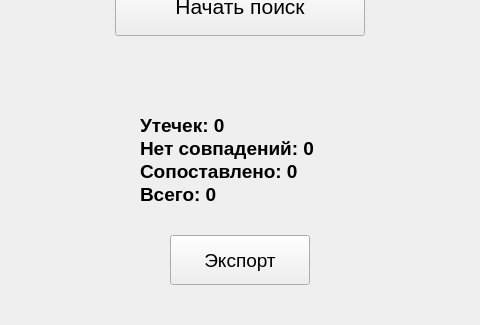
Above: assets/main.ui from trottling/LeakedPassChecker before the change; both pictures show x 285 to 765 and y 279 to 604 of the 1050 by 604 pixel window. Below: the same form after it.
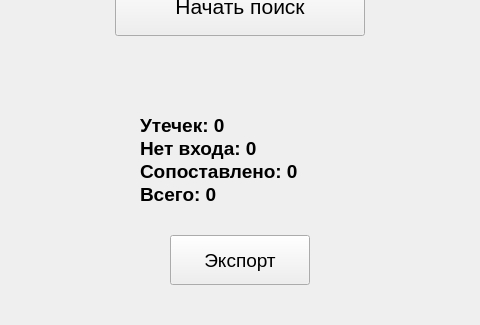
That is the form after the change.

Commit message: Нет совпадений -> Нет входа

```diff
--- a/assets/main.ui
+++ b/assets/main.ui
@@ -364,9 +364,9 @@
 &lt;html&gt;&lt;head&gt;&lt;meta name=&quot;qrichtext&quot; content=&quot;1&quot; /&gt;&lt;style type=&quot;text/css&quot;&gt;
 p, li { white-space: pre-wrap; }
 &lt;/style&gt;&lt;/head&gt;&lt;body style=&quot; font-family:'Segoe UI'; font-size:14pt; font-weight:600; font-style:normal;&quot;&gt;
-&lt;p align=&quot;justify&quot; style=&quot; margin-top:0px; margin-bottom:0px; margin-left:0px; margin-right:0px; -qt-block-indent:0; text-indent:0px;&quot;&gt;&lt;span style=&quot; &quot;&gt;Утечек: 0&lt;/span&gt;    &lt;/p&gt;
-&lt;p align=&quot;justify&quot; style=&quot; margin-top:0px; margin-bottom:0px; margin-left:0px; margin-right:0px; -qt-block-indent:0; text-indent:0px;&quot;&gt;&lt;span style=&quot;&quot;&gt;Нет совпадений: 0&lt;/span&gt;    &lt;/p&gt;
-&lt;p align=&quot;justify&quot; style=&quot; margin-top:0px; margin-bottom:0px; margin-left:0px; margin-right:0px; -qt-block-indent:0; text-indent:0px;&quot;&gt;&lt;span style=&quot;&quot;&gt;Сопоставлено: 0&lt;/span&gt;    &lt;/p&gt;
+&lt;p align=&quot;justify&quot; style=&quot; margin-top:0px; margin-bottom:0px; margin-left:0px; margin-right:0px; -qt-block-indent:0; text-indent:0px;&quot;&gt;Утечек: 0    &lt;/p&gt;
+&lt;p align=&quot;justify&quot; style=&quot; margin-top:0px; margin-bottom:0px; margin-left:0px; margin-right:0px; -qt-block-indent:0; text-indent:0px;&quot;&gt;Нет входа: 0    &lt;/p&gt;
+&lt;p align=&quot;justify&quot; style=&quot; margin-top:0px; margin-bottom:0px; margin-left:0px; margin-right:0px; -qt-block-indent:0; text-indent:0px;&quot;&gt;Сопоставлено: 0    &lt;/p&gt;
 &lt;p align=&quot;justify&quot; style=&quot; margin-top:0px; margin-bottom:0px; margin-left:0px; margin-right:0px; -qt-block-indent:0; text-indent:0px;&quot;&gt;Всего: 0&lt;/p&gt;&lt;/body&gt;&lt;/html&gt;</string>
         </property>
         <property name="scaledContents">
```
The commit also changes 2 other files.
